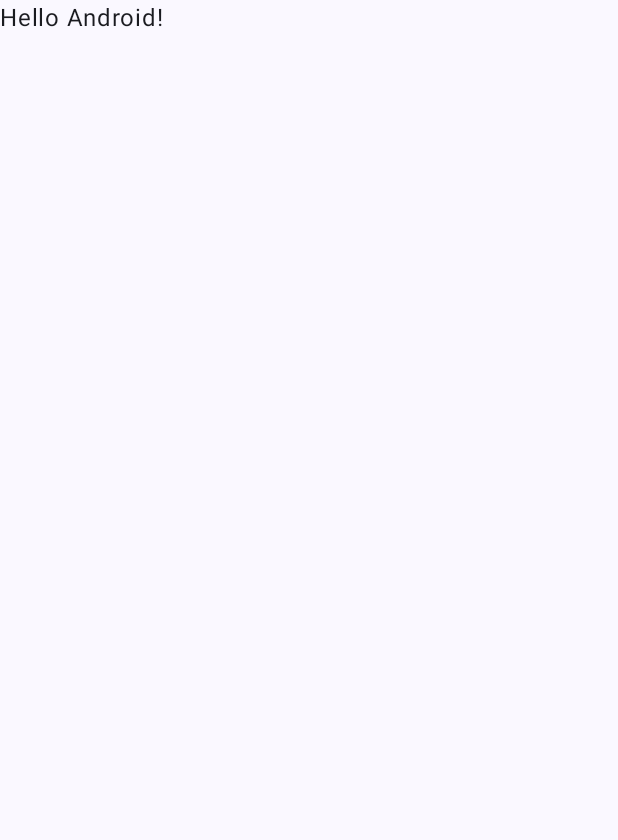
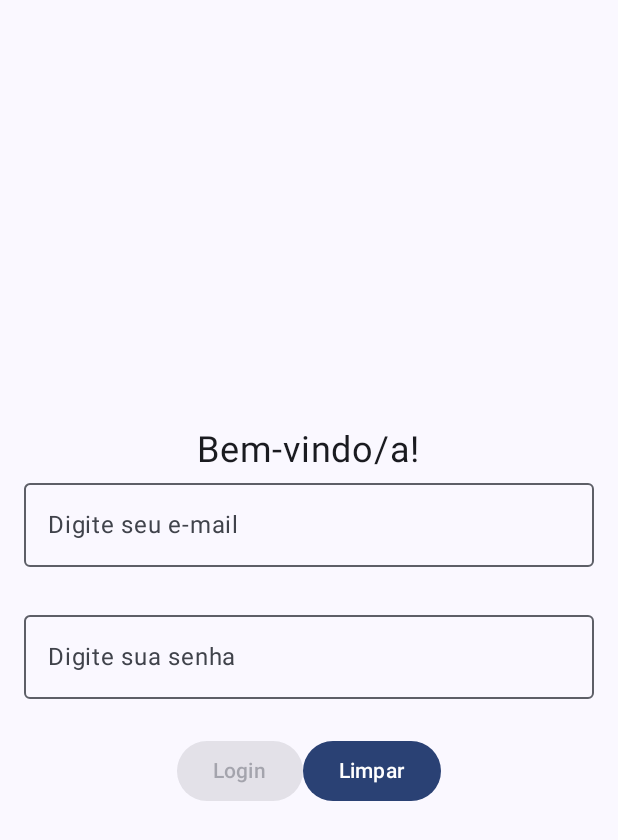
Before and after one commit to Allamymp/weatherApp, an Android app built with Jetpack Compose: the screen it shows after launch (MainActivity before the commit, LoginActivity after it), on a phone screen of 412 x 824 dp. Before the commit the part shown is almost empty. Shown: the top 840 px of the screen. Run offline under Robolectric (Android 15) with nearby library versions, the phone set to English and light mode, and no system bars.

Commit message:
" Pratica 1 – Parte 2"

```diff
--- a/app/src/main/AndroidManifest.xml
+++ b/app/src/main/AndroidManifest.xml
@@ -13,9 +13,19 @@
         android:theme="@style/Theme.WeatherApp"
         tools:targetApi="31">
         <activity
+            android:name=".LoginActivity"
+            android:exported="true"
+            android:label="@string/title_activity_login"
+            android:theme="@style/Theme.WeatherApp">
+            <intent-filter>
+                <action android:name="android.intent.action.MAIN" />
+
+                <category android:name="android.intent.category.LAUNCHER" />
+            </intent-filter>
+        </activity>
+        <activity
             android:name=".MainActivity"
             android:exported="true"
-            android:label="@string/app_name"
             android:theme="@style/Theme.WeatherApp">
             <intent-filter>
                 <action android:name="android.intent.action.MAIN" />
--- /dev/null
+++ b/app/src/main/java/com/weatherapp/LoginActivity.kt
@@ -0,0 +1,99 @@
+package com.weatherapp
+
+import android.app.Activity
+import android.os.Bundle
+import android.widget.Toast
+import androidx.activity.ComponentActivity
+import androidx.activity.compose.setContent
+import androidx.compose.foundation.layout.Arrangement
+import androidx.compose.foundation.layout.Column
+import androidx.compose.foundation.layout.Row
+import androidx.compose.foundation.layout.Spacer
+import androidx.compose.foundation.layout.fillMaxSize
+import androidx.compose.foundation.layout.fillMaxWidth
+import androidx.compose.foundation.layout.padding
+import androidx.compose.foundation.layout.size
+import androidx.compose.material3.Button
+import androidx.compose.material3.ExperimentalMaterial3Api
+import androidx.compose.material3.MaterialTheme
+import androidx.compose.material3.OutlinedTextField
+import androidx.compose.material3.Surface
+import androidx.compose.material3.Text
+import androidx.compose.runtime.Composable
+import androidx.compose.runtime.getValue
+import androidx.compose.runtime.mutableStateOf
+import androidx.compose.runtime.saveable.rememberSaveable
+import androidx.compose.runtime.setValue
+import androidx.compose.ui.Alignment
+import androidx.compose.ui.Modifier
+import androidx.compose.ui.platform.LocalContext
+import androidx.compose.ui.text.input.PasswordVisualTransformation
+import androidx.compose.ui.tooling.preview.Preview
+import androidx.compose.ui.unit.dp
+import androidx.compose.ui.unit.sp
+import com.weatherapp.ui.theme.WeatherAppTheme
+
+class LoginActivity : ComponentActivity() {
+    override fun onCreate(savedInstanceState: Bundle?) {
+        super.onCreate(savedInstanceState)
+        setContent {
+            WeatherAppTheme {
+                // A surface container using the 'background' color from the theme
+                Surface(
+                    modifier = Modifier.fillMaxSize(),
+                    color = MaterialTheme.colorScheme.background
+                ) {
+                    LoginPage()
+                }
+            }
+        }
+    }
+}
+@OptIn(ExperimentalMaterial3Api::class)
+@Preview(showBackground = true)
+@Composable
+fun LoginPage(modifier: Modifier = Modifier) {
+    var email by rememberSaveable { mutableStateOf("") }
+    var password by rememberSaveable { mutableStateOf("") }
+    val activity = LocalContext.current as? Activity
+    Column(
+        modifier = Modifier.padding(16.dp),
+        verticalArrangement = Arrangement.Center,
+        horizontalAlignment = Alignment.CenterHorizontally,
+    ) {
+        Text(
+            text = "Bem-vindo/a!",
+            fontSize = 24.sp
+        )
+        OutlinedTextField(
+            value = email,
+            label = { Text(text = "Digite seu e-mail") },
+            modifier = Modifier.fillMaxWidth(),
+            onValueChange = { email = it }
+        )
+        Spacer(modifier = Modifier.size(24.dp))
+        OutlinedTextField(
+            value = password,
+            label = { Text(text = "Digite sua senha") },
+            modifier = Modifier.fillMaxWidth(),
+            onValueChange = { password = it },
+            visualTransformation = PasswordVisualTransformation()
+        )
+        Spacer(modifier = Modifier.size(24.dp))
+        Row(modifier = modifier) {
+            Button(
+                onClick = {
+                    Toast.makeText(activity, "Login OK!", Toast.LENGTH_LONG).show()
+                },
+                enabled = email.isNotEmpty() && password.isNotEmpty()
+            ) {
+                Text("Login")
+            }
+            Button(
+                onClick = { email = ""; password = "" }
+            ) {
+                Text("Limpar")
+            }
+        }
+    }
+}
--- a/app/src/main/res/values/strings.xml
+++ b/app/src/main/res/values/strings.xml
@@ -1,3 +1,5 @@
 <resources>
     <string name="app_name">WeatherApp</string>
+    <string name="title_activity_main2">MainActivity2</string>
+    <string name="title_activity_login">LoginActivity</string>
 </resources>
```
